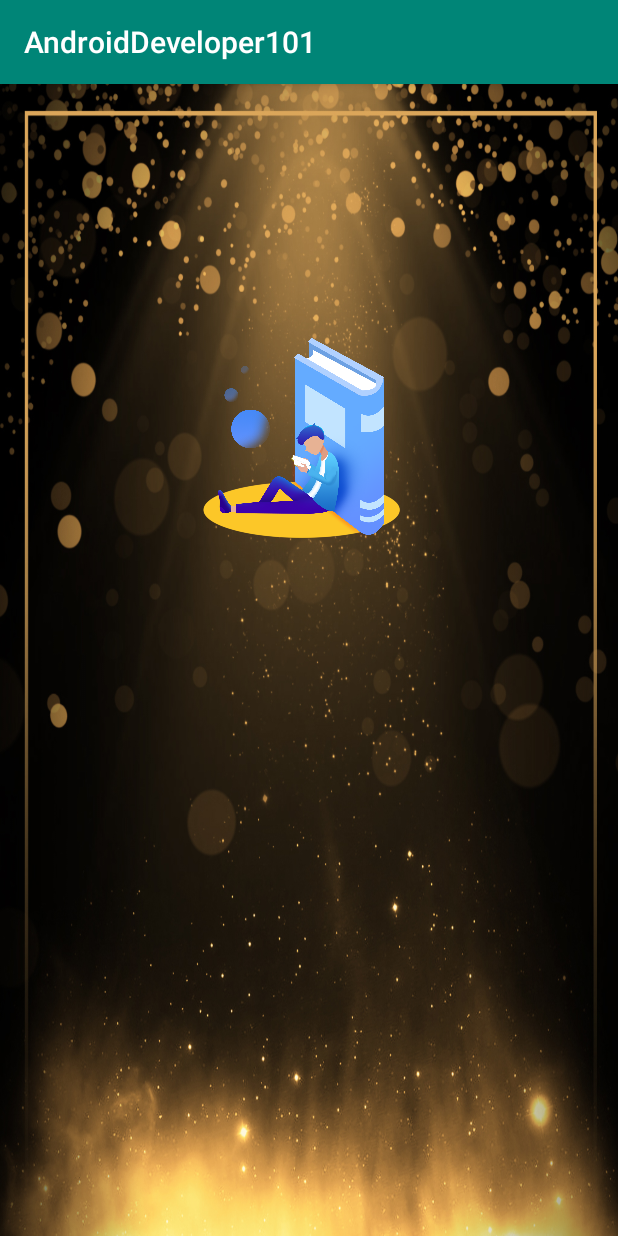
After one commit to codeblue001/Android-Developer-101, an Android app: the SplashActivity screen opened directly, with no data from a screen before it, on a phone screen of 412 x 824 dp. The commit adds this screen. Run offline under Robolectric (Android 15) with nearby library versions, the light colour scheme and no system bars.

Commit message:
added splash screen

```diff
--- a/app/src/main/AndroidManifest.xml
+++ b/app/src/main/AndroidManifest.xml
@@ -11,8 +11,8 @@
         android:roundIcon="@mipmap/ic_launcher_round"
         android:supportsRtl="true"
         android:theme="@style/AppTheme">
-        <activity android:name=".view.CategoryActivity"></activity>
-        <activity android:name=".view.MainActivity">
+        <activity android:name=".view.MainActivity"/>
+        <activity android:name=".view.SplashActivity">
             <intent-filter>
                 <action android:name="android.intent.action.MAIN" />
 
--- /dev/null
+++ b/app/src/main/java/code/blue/androiddeveloper101/view/SplashActivity.java
@@ -0,0 +1,44 @@
+package code.blue.androiddeveloper101.view;
+
+import androidx.appcompat.app.AppCompatActivity;
+
+import android.content.Intent;
+import android.os.Bundle;
+import android.os.Handler;
+import android.view.animation.Animation;
+import android.view.animation.AnimationUtils;
+import android.widget.ImageView;
+import android.widget.TextView;
+
+import code.blue.androiddeveloper101.R;
+
+public class SplashActivity extends AppCompatActivity {
+
+    private static int time = 2000;
+
+    @Override
+    protected void onCreate(Bundle savedInstanceState) {
+        super.onCreate(savedInstanceState);
+        setContentView(R.layout.activity_splash);
+
+
+        ImageView imageView = findViewById(R.id.rotate);
+        TextView textView = findViewById(R.id.text);
+
+        Animation animation = AnimationUtils.loadAnimation(getApplicationContext(), R.anim.rotateanim);
+        imageView.startAnimation(animation);
+
+        Animation animation1 = AnimationUtils.loadAnimation(getApplicationContext(), R.anim.downanim);
+        textView.startAnimation(animation1);
+
+        //splash screen handler
+        new Handler().postDelayed(new Runnable() {
+            @Override
+            public void run() {
+                Intent intent = new Intent(SplashActivity.this, MainActivity.class);
+                startActivity(intent);
+                finish();
+            }
+        }, time);
+    }
+}
--- /dev/null
+++ b/app/src/main/res/anim/downanim.xml
@@ -0,0 +1,11 @@
+<?xml version="1.0" encoding="utf-8"?>
+<set xmlns:android="http://schemas.android.com/apk/res/android">
+
+    <translate
+        android:duration="900"
+        android:fromYDelta="900"
+        android:toYDelta="0">
+
+    </translate>
+
+</set>
--- /dev/null
+++ b/app/src/main/res/anim/rotateanim.xml
@@ -0,0 +1,12 @@
+<?xml version="1.0" encoding="utf-8"?>
+<set xmlns:android="http://schemas.android.com/apk/res/android">
+    <rotate
+        android:duration="1500"
+        android:fromDegrees="0"
+        android:pivotX="50%"
+        android:pivotY="50%"
+        android:toDegrees="360"
+        android:startOffset="0">
+    </rotate>
+
+</set>
--- /dev/null
+++ b/app/src/main/res/layout/activity_splash.xml
@@ -0,0 +1,29 @@
+<?xml version="1.0" encoding="utf-8"?>
+<RelativeLayout xmlns:android="http://schemas.android.com/apk/res/android"
+    xmlns:app="http://schemas.android.com/apk/res-auto"
+    xmlns:tools="http://schemas.android.com/tools"
+    android:layout_width="match_parent"
+    android:layout_height="match_parent"
+    android:background="@drawable/back"
+    tools:context=".view.SplashActivity">
+    <ImageView
+        android:layout_width="250dp"
+        android:layout_height="250dp"
+        android:id="@+id/rotate"
+        android:layout_centerHorizontal="true"
+        android:layout_marginTop="120dp"
+        android:src="@drawable/study"/>
+
+    <TextView
+        android:layout_width="wrap_content"
+        android:layout_height="wrap_content"
+        android:id="@+id/text"
+        android:text="Android Dev 101"
+        android:layout_centerHorizontal="true"
+        android:layout_below="@+id/rotate"
+        android:textSize="23sp"
+        android:textStyle="bold"
+        android:textColor="#fff"
+        />
+
+</RelativeLayout>
--- a/app/src/main/res/layout/answer_activity.xml
+++ b/app/src/main/res/layout/answer_activity.xml
@@ -65,7 +65,6 @@
         android:layout_height="wrap_content"
         android:layout_below="@+id/recyclerView2"
         android:layout_alignParentStart="true"
-        android:layout_marginStart="17dp"
         android:padding="5dp"
         android:text="Associated Questions"
         android:textColor="#000"
@@ -75,7 +74,9 @@
         android:id="@+id/recyclerView3"
         android:layout_width="match_parent"
         android:layout_height="wrap_content"
-        android:layout_below="@+id/assoc_question"/>
+        android:layout_below="@+id/assoc_question"
+        android:layout_alignParentStart="true"
+        android:layout_marginTop="0dp" />
 
 
 </RelativeLayout>
```
Also changed, not shown: app/src/main/res/drawable/back.jpg (added), app/src/main/res/drawable/study.png (added).
